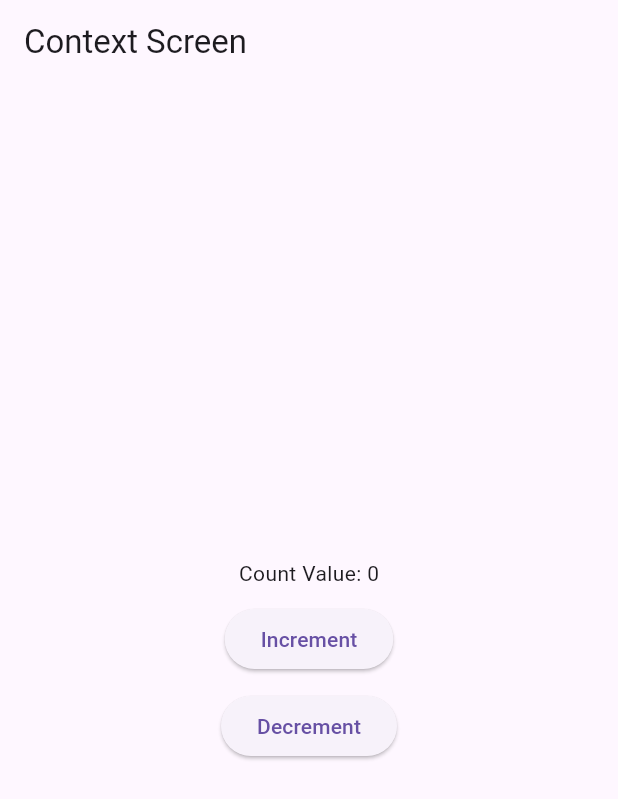
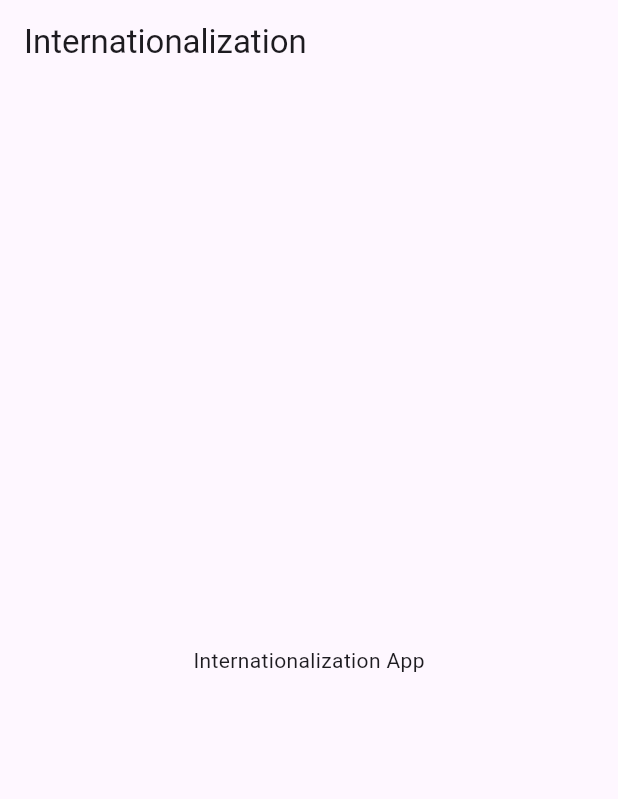
Before and after one commit to danillo-ao/flutter-boilerplate, a Flutter app: the screen it shows after launch, on a phone screen of 412 x 824 dp. Shown: the top 799 px of the screen. Run offline on Flutter 3.47's test engine with Material 3 defaults, Android fonts, the phone set to English and light mode, and no system bars; our stand-ins replace go_router.

Commit message:
feat: intl app scafold

```diff
--- /dev/null
+++ b/lib/Internationalization-app/Internationalization.app.dart
@@ -0,0 +1,15 @@
+import 'package:flutter/material.dart';
+
+import 'package:boilerplate/Internationalization-app/screens/home/home.screen.dart';
+
+class InternationalizationApp extends StatelessWidget {
+  const InternationalizationApp({super.key});
+
+  @override
+  Widget build(BuildContext context) {
+    return MaterialApp(
+      title: 'Internationalization App',
+      home: const HomeScreen(),
+    );
+  }
+}
--- /dev/null
+++ b/lib/Internationalization-app/screens/home/home.screen.dart
@@ -0,0 +1,15 @@
+import 'package:flutter/material.dart';
+
+class HomeScreen extends StatelessWidget {
+  const HomeScreen({super.key});
+
+  @override
+  Widget build(BuildContext context) {
+    return Scaffold(
+      appBar: AppBar(title: const Text("Internationalization")),
+      body: Center(
+        child: Text("Internationalization App"),
+      ),
+    );
+  }
+}
--- a/lib/main.dart
+++ b/lib/main.dart
@@ -1,7 +1,7 @@
 import 'package:flutter/material.dart';
 
-import 'package:boilerplate/provider-app/provider.app.dart';
+import 'package:boilerplate/Internationalization-app/Internationalization.app.dart';
 
 void main() {
-  runApp(const ProviderApp());
+  runApp(const InternationalizationApp());
 }
```
